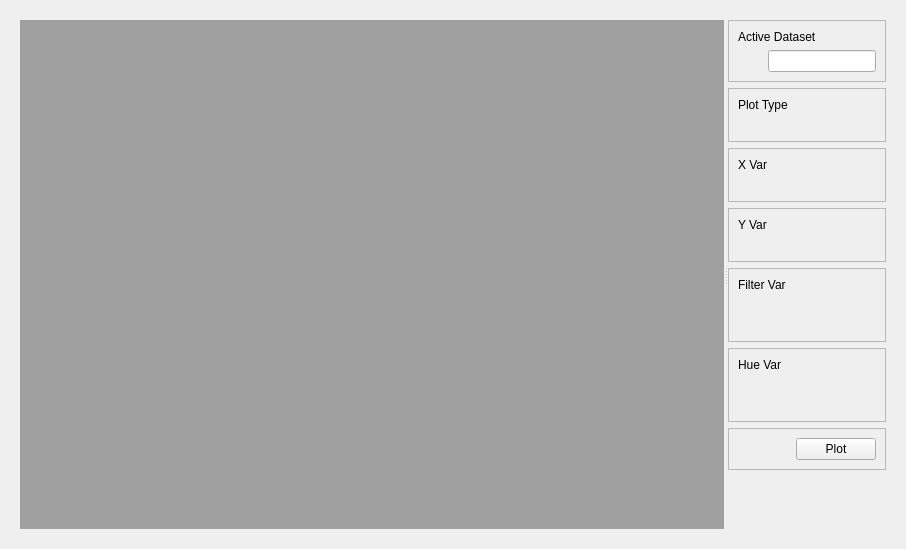
Above: NiChartGUI/plugins/plotview/plotview.ui from CBICA/NiChart_Viewer before the change. Below: the same form after it.
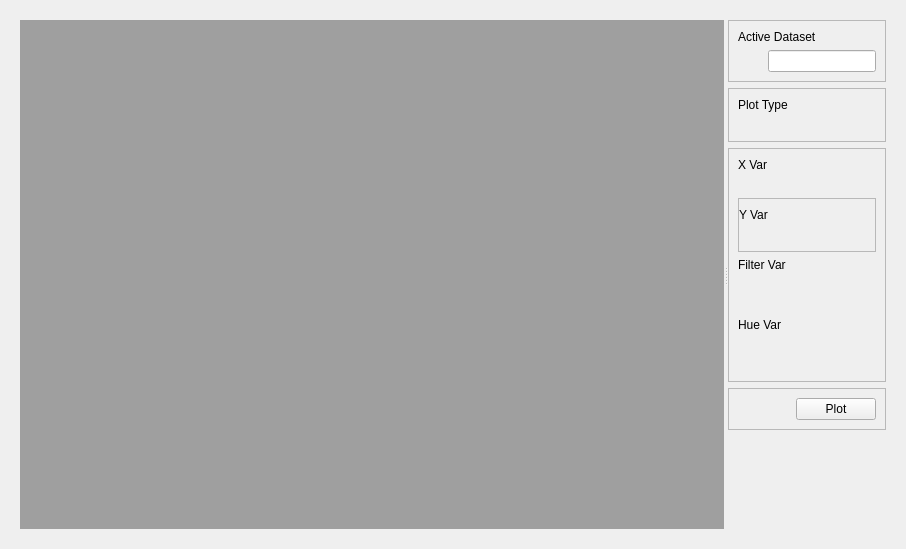
That is the form after the change.

The edit to the form file:
```diff
--- a/NiChartGUI/plugins/plotview/plotview.ui
+++ b/NiChartGUI/plugins/plotview/plotview.ui
@@ -161,7 +161,7 @@
                     </item>                    
                     
                     <item>
-                        <widget  class="QFrame"  name="wXVar">
+                        <widget  class="QFrame"  name="wVars">
                         <property  name="frameShape">
                             <enum>QFrame::StyledPanel</enum>
                         </property>
@@ -172,8 +172,8 @@
                             <number>8</number>
                         </property>
                         
-                        <layout  class="QVBoxLayout"  name="vlXVar">
-                            
+                            <layout  class="QVBoxLayout"  name="vlTmp">
+
                             <item>
                             <widget  class="QLabel"  name="label_select">
                                 <property  name="text">
@@ -208,25 +208,18 @@
                             </layout>
                             </item>
                             
-                        </layout>
-                        
-                        </widget>
-                    </item>
-
-
                     <item>
                         <widget  class="QFrame"  name="wYVar">
                         <property  name="frameShape">
                             <enum>QFrame::StyledPanel</enum>
                         </property>
-                        <property  name="frameShadow">
-                            <enum>QFrame::Raised</enum>
-                        </property>
-                        <property  name="lineWidth">
-                            <number>8</number>
-                        </property>
-                        
                         <layout  class="QVBoxLayout"  name="vlYVar">
+                                    <property name="leftMargin">
+                                        <number>0</number>
+                                    </property>
+                                    <property name="rightMargin">
+                                        <number>0</number>
+                                    </property>
                             <item>
                             <widget  class="QLabel"  name="label_select">
                                 <property  name="text">
@@ -264,19 +257,6 @@
                         </widget>
                     </item>
                     
-                    <item>
-                        <widget  class="QFrame"  name="wFilter">
-                        <property  name="frameShape">
-                            <enum>QFrame::StyledPanel</enum>
-                        </property>
-                        <property  name="frameShadow">
-                            <enum>QFrame::Raised</enum>
-                        </property>
-                        <property  name="lineWidth">
-                            <number>8</number>
-                        </property>
-                        <layout  class="QVBoxLayout"  name="vlFilter">
-                            
                             <item>
                             <widget  class="QLabel"  name="label_select2">
                                 <property  name="text">
@@ -337,24 +317,6 @@
                             </layout>
                             </item>
 
-                        </layout>
-                        </widget>
-                    </item>
-                    
-                    <item>
-                        <widget  class="QFrame"  name="wHue">
-                        <property  name="frameShape">
-                            <enum>QFrame::StyledPanel</enum>
-                        </property>
-                        <property  name="frameShadow">
-                            <enum>QFrame::Raised</enum>
-                        </property>
-                        <property  name="lineWidth">
-                            <number>8</number>
-                        </property>
-                        
-                        <layout  class="QVBoxLayout"  name="vlBD">
-                        
                             <item>
                             <widget  class="QLabel"  name="label_select3">
                                 <property  name="text">
```
Left out of the diff: 15 changed lines with no effect on the pictures. Lines whose indentation alone changed are shown as unchanged.
